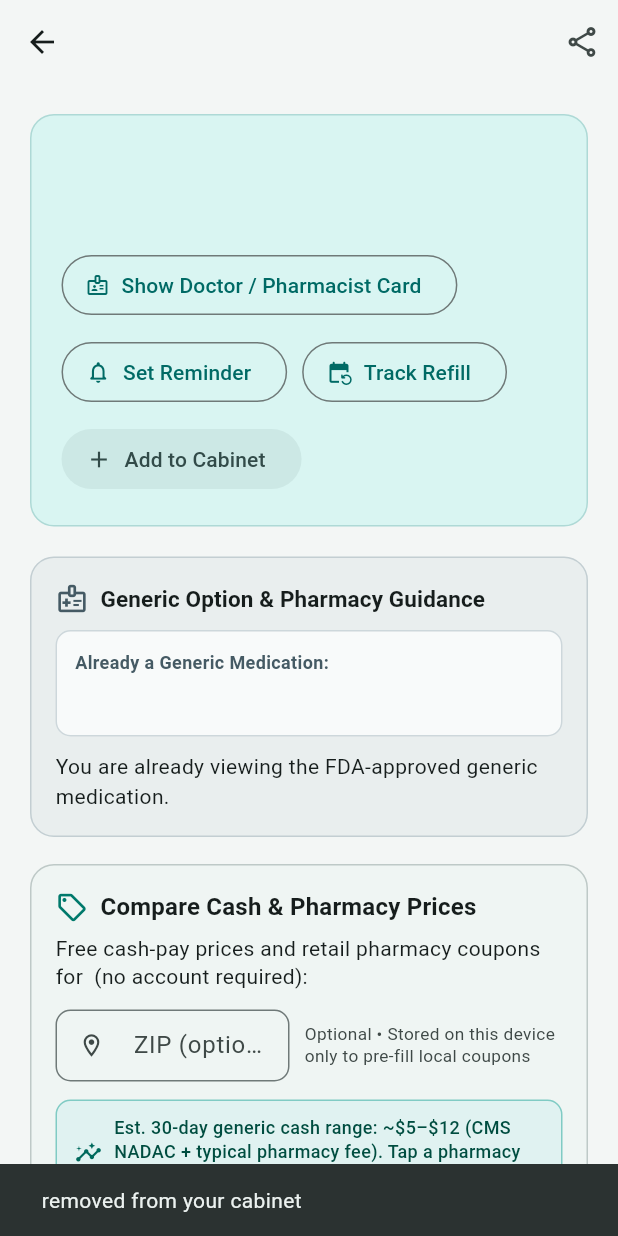
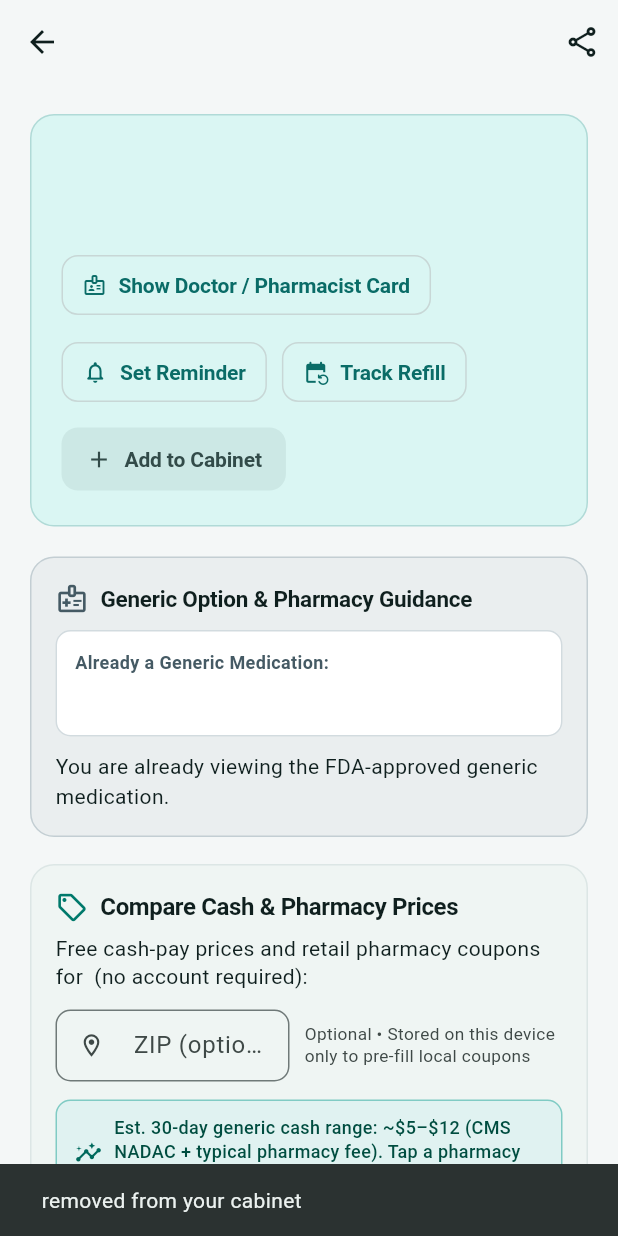
Before and after one commit to jacobyancey-bit/rx_savings_watch, a Flutter app: the DrugDetailScreen screen opened directly with empty values, after a tap on "Add to Cabinet", after a tap on "In Cabinet", on a phone screen of 412 x 824 dp. Run offline on Flutter 3.47's test engine with Material 3 defaults, Android fonts, the phone set to English and light mode, and no system bars; our stand-ins replace flutter_local_notifications, qr_flutter, shared_preferences, timezone; missing offline and left inert: dart:js_interop, mobile_scanner; accounts and stored records are empty; network calls fail.

Commit message:
style(ui): apply visual polish pass with refined typography, elevated cards, and tinted KPI badges

```diff
--- a/app/lib/main.dart
+++ b/app/lib/main.dart
@@ -35,54 +35,164 @@ class RxSavingsWatchApp extends StatelessWidget {
                 child: content,
               );
             },
-            theme: ThemeData(
-              useMaterial3: true,
-              scaffoldBackgroundColor: const Color(0xFFF3F6F5),
-              colorScheme: ColorScheme.fromSeed(
-                seedColor: const Color(0xFF0F6B66),
-                brightness: Brightness.light,
-                surface: const Color(0xFFF8FAFA),
-              ),
-              appBarTheme: const AppBarTheme(
-                centerTitle: false,
-                elevation: 0,
-                scrolledUnderElevation: 1,
-                backgroundColor: Color(0xFFF3F6F5),
-              ),
-              cardTheme: CardThemeData(
-                elevation: 0,
-                color: const Color(0xFFFCFDFD),
-                shape: RoundedRectangleBorder(
-                  borderRadius: BorderRadius.circular(16),
-                ),
-              ),
-            ),
-            darkTheme: ThemeData(
-              useMaterial3: true,
-              scaffoldBackgroundColor: const Color(0xFF121918),
-              colorScheme: ColorScheme.fromSeed(
-                seedColor: const Color(0xFF2D8A84),
-                brightness: Brightness.dark,
-                surface: const Color(0xFF192221),
-              ),
-              appBarTheme: const AppBarTheme(
-                centerTitle: false,
-                elevation: 0,
-                scrolledUnderElevation: 1,
-                backgroundColor: Color(0xFF121918),
-              ),
-              cardTheme: CardThemeData(
-                elevation: 0,
-                color: const Color(0xFF1B2524),
-                shape: RoundedRectangleBorder(
-                  borderRadius: BorderRadius.circular(16),
-                ),
-              ),
-            ),
+            theme: _buildLightTheme(),
+            darkTheme: _buildDarkTheme(),
             home: const HomeScreen(),
           );
         },
       ),
     );
   }
+
+  ThemeData _buildLightTheme() {
+    const primary = Color(0xFF0A6C67);
+    const canvas = Color(0xFFF4F7F7);
+    const surface = Color(0xFFFFFFFF);
+    const ink = Color(0xFF0F1F1E);
+    const outline = Color(0xFFDCE6E5);
+
+    final base = ThemeData(
+      useMaterial3: true,
+      scaffoldBackgroundColor: canvas,
+      colorScheme: ColorScheme.fromSeed(
+        seedColor: primary,
+        brightness: Brightness.light,
+        primary: primary,
+        surface: surface,
+        onSurface: ink,
+        outlineVariant: outline,
+      ),
+    );
+
+    return base.copyWith(
+      textTheme: base.textTheme.copyWith(
+        headlineSmall: base.textTheme.headlineSmall?.copyWith(
+          letterSpacing: -0.5,
+          fontWeight: FontWeight.w700,
+          color: ink,
+        ),
+        titleLarge: base.textTheme.titleLarge?.copyWith(
+          letterSpacing: -0.4,
+          fontWeight: FontWeight.w700,
+          color: ink,
+        ),
+        titleMedium: base.textTheme.titleMedium?.copyWith(
+          letterSpacing: -0.25,
+          fontWeight: FontWeight.w700,
+          color: ink,
+        ),
+        titleSmall: base.textTheme.titleSmall?.copyWith(
+          letterSpacing: -0.15,
+          fontWeight: FontWeight.w600,
+          color: ink,
+        ),
+      ),
+      appBarTheme: const AppBarTheme(
+        centerTitle: false,
+        elevation: 0,
+        scrolledUnderElevation: 0.5,
+        backgroundColor: canvas,
+        foregroundColor: ink,
+        surfaceTintColor: Colors.transparent,
+      ),
+      cardTheme: CardThemeData(
+        elevation: 0,
+        color: surface,
+        surfaceTintColor: Colors.transparent,
+        shape: RoundedRectangleBorder(
+          borderRadius: BorderRadius.circular(16),
+          side: const BorderSide(color: outline, width: 1),
+        ),
+      ),
+      filledButtonTheme: FilledButtonThemeData(
+        style: FilledButton.styleFrom(
+          shape: RoundedRectangleBorder(borderRadius: BorderRadius.circular(11)),
+          padding: const EdgeInsets.symmetric(horizontal: 16, vertical: 12),
+          textStyle: const TextStyle(fontWeight: FontWeight.w600, letterSpacing: -0.1),
+        ),
+      ),
+      outlinedButtonTheme: OutlinedButtonThemeData(
+        style: OutlinedButton.styleFrom(
+          shape: RoundedRectangleBorder(borderRadius: BorderRadius.circular(11)),
+          side: const BorderSide(color: Color(0xFFC8D7D6)),
+          padding: const EdgeInsets.symmetric(horizontal: 14, vertical: 11),
+          textStyle: const TextStyle(fontWeight: FontWeight.w600, letterSpacing: -0.1),
+        ),
+      ),
+      elevatedButtonTheme: ElevatedButtonThemeData(
+        style: ElevatedButton.styleFrom(
+          elevation: 0,
+          backgroundColor: primary,
+          foregroundColor: Colors.white,
+          shape: RoundedRectangleBorder(borderRadius: BorderRadius.circular(11)),
+          padding: const EdgeInsets.symmetric(horizontal: 18, vertical: 13),
+          textStyle: const TextStyle(fontWeight: FontWeight.w600, letterSpacing: -0.1),
+        ),
+      ),
+      chipTheme: base.chipTheme.copyWith(
+        shape: RoundedRectangleBorder(borderRadius: BorderRadius.circular(10)),
+        side: const BorderSide(color: outline),
+      ),
+      dividerTheme: const DividerThemeData(color: outline, thickness: 1),
+    );
+  }
+
+  ThemeData _buildDarkTheme() {
+    const primary = Color(0xFF2EA39B);
+    const canvas = Color(0xFF0E1515);
+    const surface = Color(0xFF162020);
+    const outline = Color(0xFF263534);
+
+    final base = ThemeData(
+      useMaterial3: true,
+      scaffoldBackgroundColor: canvas,
+      colorScheme: ColorScheme.fromSeed(
+        seedColor: primary,
+        brightness: Brightness.dark,
+        primary: primary,
+        surface: surface,
+        outlineVariant: outline,
+      ),
+    );
+
+    return base.copyWith(
+      textTheme: base.textTheme.copyWith(
+        headlineSmall: base.textTheme.headlineSmall?.copyWith(letterSpacing: -0.5, fontWeight: FontWeight.w700),
+        titleLarge: base.textTheme.titleLarge?.copyWith(letterSpacing: -0.4, fontWeight: FontWeight.w700),
+        titleMedium: base.textTheme.titleMedium?.copyWith(letterSpacing: -0.25, fontWeight: FontWeight.w700),
+      ),
+      appBarTheme: const AppBarTheme(
+        centerTitle: false,
+        elevation: 0,
+        scrolledUnderElevation: 0.5,
+        backgroundColor: canvas,
+        surfaceTintColor: Colors.transparent,
+      ),
+      cardTheme: CardThemeData(
+        elevation: 0,
+        color: surface,
+        surfaceTintColor: Colors.transparent,
+        shape: RoundedRectangleBorder(
+          borderRadius: BorderRadius.circular(16),
+          side: const BorderSide(color: outline, width: 1),
+        ),
+      ),
+      filledButtonTheme: FilledButtonThemeData(
+        style: FilledButton.styleFrom(
+          shape: RoundedRectangleBorder(borderRadius: BorderRadius.circular(11)),
+          padding: const EdgeInsets.symmetric(horizontal: 16, vertical: 12),
+          textStyle: const TextStyle(fontWeight: FontWeight.w600),
+        ),
+      ),
+      outlinedButtonTheme: OutlinedButtonThemeData(
+        style: OutlinedButton.styleFrom(
+          shape: RoundedRectangleBorder(borderRadius: BorderRadius.circular(11)),
+          side: const BorderSide(color: outline),
+          padding: const EdgeInsets.symmetric(horizontal: 14, vertical: 11),
+          textStyle: const TextStyle(fontWeight: FontWeight.w600),
+        ),
+      ),
+      dividerTheme: const DividerThemeData(color: outline, thickness: 1),
+    );
+  }
 }
--- a/app/lib/screens/home_screen.dart
+++ b/app/lib/screens/home_screen.dart
@@ -966,18 +966,35 @@ class _HomeScreenState extends State<HomeScreen> {
             color: highlight
                 ? accent.withValues(alpha: isDark ? 0.16 : 0.08)
                 : cardBg,
-            borderRadius: BorderRadius.circular(14),
+            borderRadius: BorderRadius.circular(15),
             border: Border.all(
               color: highlight ? accent.withValues(alpha: 0.45) : borderColor,
             ),
+            boxShadow: isDark
+                ? const []
+                : [
+                    BoxShadow(
+                      color: const Color(0xFF0A3A37).withValues(alpha: 0.04),
+                      blurRadius: 10,
+                      offset: const Offset(0, 2),
+                    ),
+                  ],
           ),
           child: Column(
             crossAxisAlignment: CrossAxisAlignment.start,
             children: [
               Row(
                 children: [
-                  Icon(icon, size: 16, color: accent),
-                  const SizedBox(width: 6),
+                  Container(
+                    width: 28,
+                    height: 28,
+                    decoration: BoxDecoration(
+                      color: accent.withValues(alpha: isDark ? 0.22 : 0.12),
+                      borderRadius: BorderRadius.circular(8),
+                    ),
+                    child: Icon(icon, size: 16, color: accent),
+                  ),
+                  const SizedBox(width: 8),
                   Expanded(
                     child: Text(
                       label,
@@ -985,21 +1002,22 @@ class _HomeScreenState extends State<HomeScreen> {
                       overflow: TextOverflow.ellipsis,
                       style: TextStyle(
                         fontSize: 11,
-                        fontWeight: FontWeight.bold,
-                        letterSpacing: 0.6,
+                        fontWeight: FontWeight.w700,
+                        letterSpacing: 0.5,
                         color: theme.colorScheme.onSurfaceVariant,
                       ),
                     ),
                   ),
                 ],
               ),
-              const SizedBox(height: 8),
+              const SizedBox(height: 10),
               Text(
                 value,
                 maxLines: 1,
                 overflow: TextOverflow.ellipsis,
                 style: theme.textTheme.titleLarge?.copyWith(
-                  fontWeight: FontWeight.bold,
+                  fontWeight: FontWeight.w800,
+                  letterSpacing: -0.4,
                   color: highlight ? accent : theme.colorScheme.onSurface,
                 ),
               ),
--- a/app/lib/widgets/drug_card.dart
+++ b/app/lib/widgets/drug_card.dart
@@ -37,27 +37,40 @@ class DrugCard extends StatelessWidget {
         '${drug.commercialGenericAvailable ? "Generic launched. 2-Signal verified." : "Brand only."}'
         '${drug.hasActiveShortage ? " Active FDA supply shortage reported." : ""}';
 
+    final isDark = theme.brightness == Brightness.dark;
     return Semantics(
       label: semanticLabel,
       button: true,
-      child: Card(
-        margin: const EdgeInsets.symmetric(horizontal: 16, vertical: 8),
-        elevation: 1,
-        shape: RoundedRectangleBorder(
+      child: Container(
+        margin: const EdgeInsets.symmetric(horizontal: 14, vertical: 7),
+        decoration: BoxDecoration(
+          color: theme.colorScheme.surface,
           borderRadius: BorderRadius.circular(16),
-          side: BorderSide(
+          border: Border.all(
             color: drug.commercialGenericAvailable
-                ? Colors.green.shade300
-                : Colors.grey.shade200,
-            width: drug.commercialGenericAvailable ? 1.5 : 1.0,
+                ? (isDark ? Colors.teal.shade600 : Colors.teal.shade200)
+                : theme.colorScheme.outlineVariant,
+            width: drug.commercialGenericAvailable ? 1.25 : 1.0,
           ),
+          boxShadow: isDark
+              ? const []
+              : [
+                  BoxShadow(
+                    color: const Color(0xFF0A3A37).withValues(alpha: 0.045),
+                    blurRadius: 12,
+                    offset: const Offset(0, 3),
+                  ),
+                ],
         ),
-        child: InkWell(
-          onTap: onTap,
+        child: Material(
+          color: Colors.transparent,
           borderRadius: BorderRadius.circular(16),
-          child: Padding(
-            padding: const EdgeInsets.all(16),
-            child: Column(
+          child: InkWell(
+            onTap: onTap,
+            borderRadius: BorderRadius.circular(16),
+            child: Padding(
+              padding: const EdgeInsets.all(18),
+              child: Column(
               crossAxisAlignment: CrossAxisAlignment.start,
               children: [
                 // Top row: Brand & Generic name + Savings badge
@@ -195,6 +208,7 @@ class DrugCard extends StatelessWidget {
               ],
             ),
           ),
+        ),
         ),
       ),
     );
```
